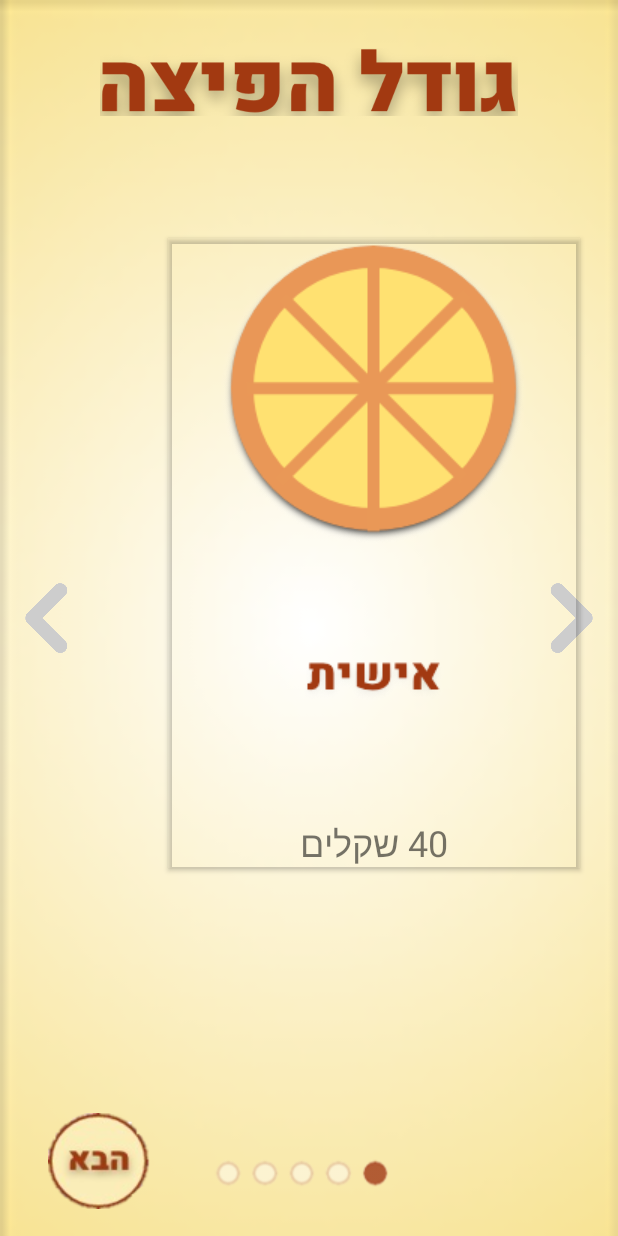
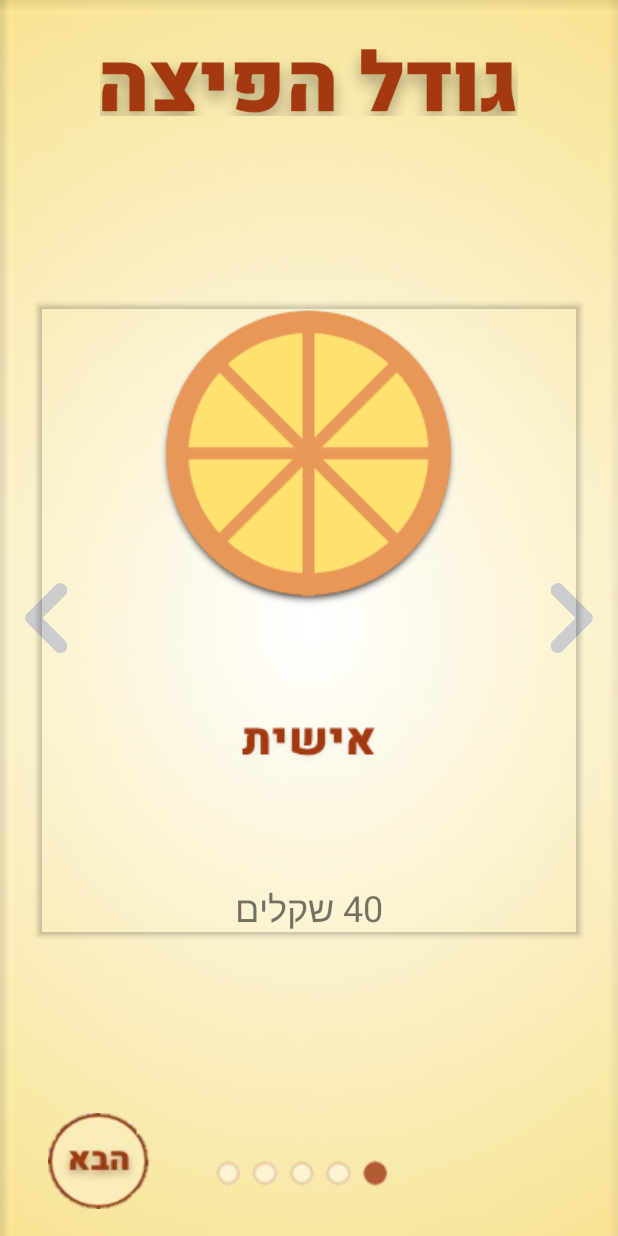
Before and after one commit to baraksw/PizzApp, an Android app: the screen it shows after launch (HomePage), on a phone screen of 412 x 824 dp. Run offline under Robolectric (Android 15) with nearby library versions, the phone set to English and light mode, and no system bars.

Commit message:
fixing the last simple problems

```diff
--- a/app/src/main/java/com/example/pizzapp/Drinks.java
+++ b/app/src/main/java/com/example/pizzapp/Drinks.java
@@ -68,7 +68,7 @@ public class Drinks extends AppCompatActivity {
 
         drinks_viewPager = findViewById(R.id.drinks_viewPager);
         drinks_viewPager.setAdapter(drinks_adapter);
-        drinks_viewPager.setPadding(130, 0, 0, 130);
+        drinks_viewPager.setPadding(0, 0, 0, 110);
 
         drinks_viewPager.setOnPageChangeListener(new ViewPager.OnPageChangeListener() {
             @Override
--- a/app/src/main/java/com/example/pizzapp/HomePage.java
+++ b/app/src/main/java/com/example/pizzapp/HomePage.java
@@ -52,7 +52,7 @@ public class HomePage extends AppCompatActivity {
 
         pizza_size_viewPager = findViewById(R.id.pizza_size_viewPager);
         pizza_size_viewPager.setAdapter(adapter);
-        pizza_size_viewPager.setPadding(130, 0, 0, 130);
+        pizza_size_viewPager.setPadding(0, 0, 0, 0);
 
         Intent intent = getIntent();
         mushrooms_visible = intent.getIntExtra(Toppings.MUSHROOMVISIBLE,0);
```
Also changed, not shown: app/src/main/res/layout/family_size_pizza.xml (indentation only).
